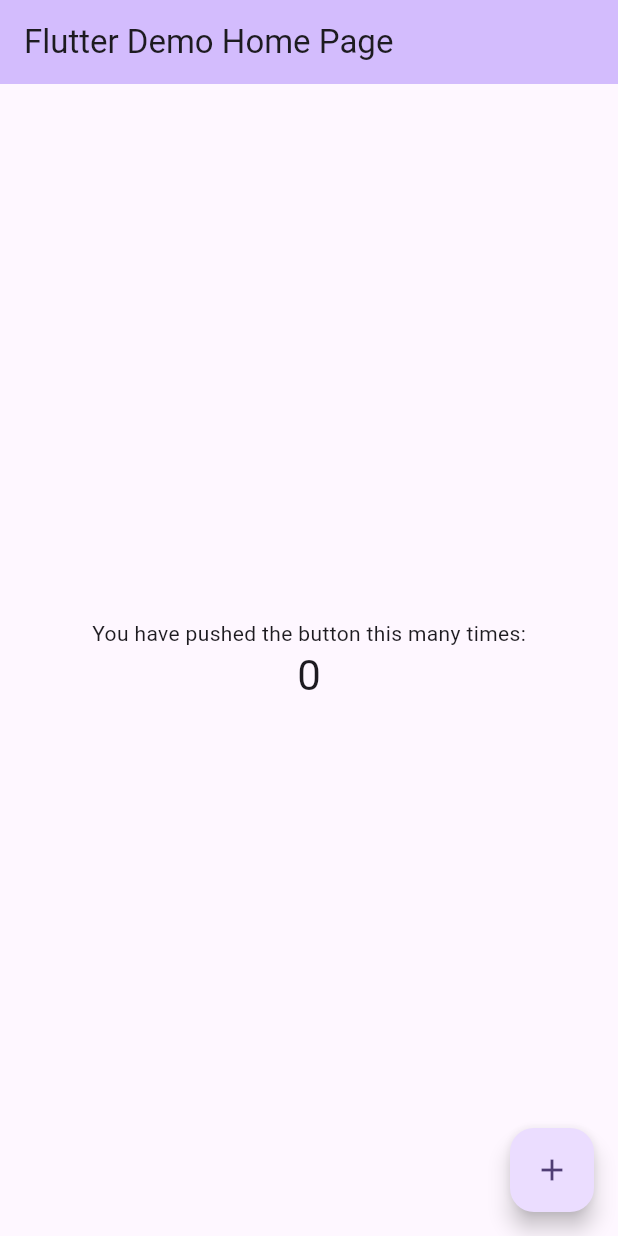
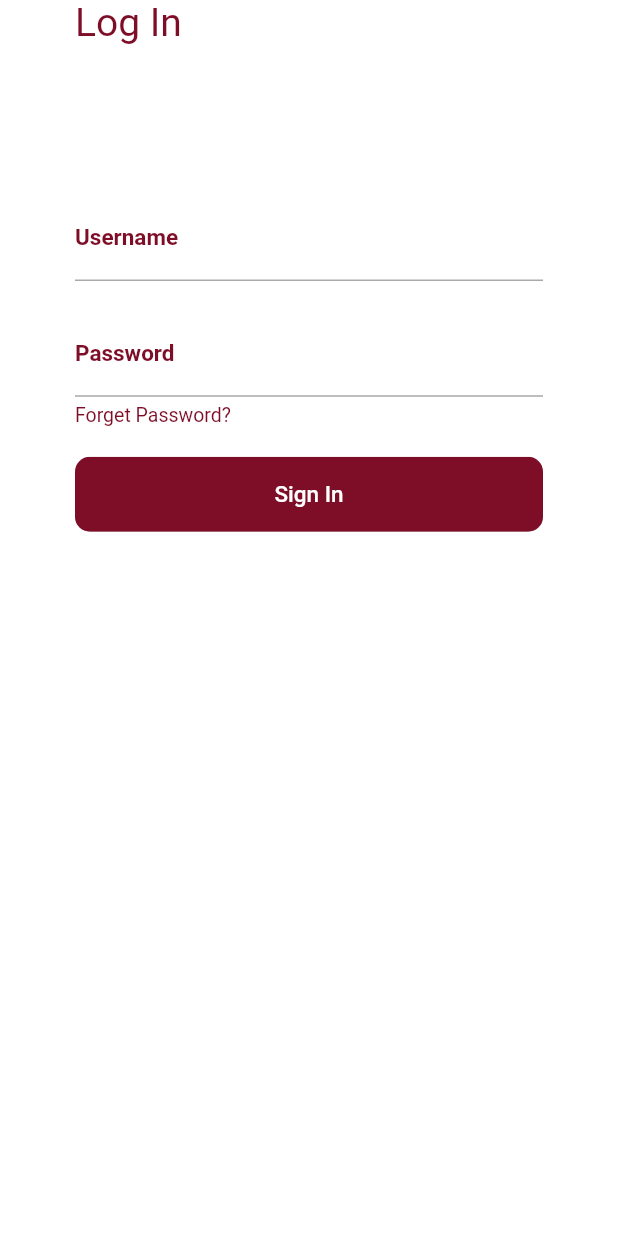
Before and after one commit to rosananana/stridesync-ui, a Flutter app: the screen it shows after launch, on a phone screen of 412 x 824 dp. Run offline on Flutter 3.47's test engine with Material 2 defaults, Android fonts, the phone set to English and light mode, and no system bars.

Commit message:
modified:   lib/main.dart 	new file:   lib/ui/homepage.dart 	new file:   lib/ui/login.dart

```diff
--- a/lib/main.dart
+++ b/lib/main.dart
@@ -1,4 +1,5 @@
 import 'package:flutter/material.dart';
+import 'ui/login.dart';
 
 void main() {
   runApp(const MyApp());
@@ -11,115 +12,40 @@ class MyApp extends StatelessWidget {
   @override
   Widget build(BuildContext context) {
     return MaterialApp(
-      title: 'Flutter Demo',
+      title: 'StrideSync',
       theme: ThemeData(
-        // This is the theme of your application.
-        //
-        // TRY THIS: Try running your application with "flutter run". You'll see
-        // the application has a blue toolbar. Then, without quitting the app,
-        // try changing the seedColor in the colorScheme below to Colors.green
-        // and then invoke "hot reload" (save your changes or press the "hot
-        // reload" button in a Flutter-supported IDE, or press "r" if you used
-        // the command line to start the app).
-        //
-        // Notice that the counter didn't reset back to zero; the application
-        // state is not lost during the reload. To reset the state, use hot
-        // restart instead.
-        //
-        // This works for code too, not just values: Most code changes can be
-        // tested with just a hot reload.
-        colorScheme: ColorScheme.fromSeed(seedColor: Colors.deepPurple),
-        useMaterial3: true,
+        colorScheme: ColorScheme.fromSeed(seedColor: Color.fromARGB(255, 126, 14, 39)),
       ),
-      home: const MyHomePage(title: 'Flutter Demo Home Page'),
+      home: const Login(),
     );
   }
 }
 
-class MyHomePage extends StatefulWidget {
-  const MyHomePage({super.key, required this.title});
-
-  // This widget is the home page of your application. It is stateful, meaning
-  // that it has a State object (defined below) that contains fields that affect
-  // how it looks.
-
-  // This class is the configuration for the state. It holds the values (in this
-  // case the title) provided by the parent (in this case the App widget) and
-  // used by the build method of the State. Fields in a Widget subclass are
-  // always marked "final".
-
-  final String title;
+class Login extends StatefulWidget {
+  const Login({super.key});
 
   @override
-  State<MyHomePage> createState() => _MyHomePageState();
+  State<Login> createState() => _Login();
 }
 
-class _MyHomePageState extends State<MyHomePage> {
-  int _counter = 0;
-
-  void _incrementCounter() {
-    setState(() {
-      // This call to setState tells the Flutter framework that something has
-      // changed in this State, which causes it to rerun the build method below
-      // so that the display can reflect the updated values. If we changed
-      // _counter without calling setState(), then the build method would not be
-      // called again, and so nothing would appear to happen.
-      _counter++;
-    });
-  }
+class _Login extends State<Login> {
+  PageController controller = PageController(initialPage: 0);
 
   @override
-  Widget build(BuildContext context) {
-    // This method is rerun every time setState is called, for instance as done
-    // by the _incrementCounter method above.
-    //
-    // The Flutter framework has been optimized to make rerunning build methods
-    // fast, so that you can just rebuild anything that needs updating rather
-    // than having to individually change instances of widgets.
+  Widget build(BuildContext context){
     return Scaffold(
-      appBar: AppBar(
-        // TRY THIS: Try changing the color here to a specific color (to
-        // Colors.amber, perhaps?) and trigger a hot reload to see the AppBar
-        // change color while the other colors stay the same.
-        backgroundColor: Theme.of(context).colorScheme.inversePrimary,
-        // Here we take the value from the MyHomePage object that was created by
-        // the App.build method, and use it to set our appbar title.
-        title: Text(widget.title),
+      body: PageView.builder(
+        physics: const NeverScrollableScrollPhysics(),
+        itemCount: 1,
+        controller: controller,
+        itemBuilder: (context, index) {
+          if (index == 0) { // add additional for forgot password? sign up?
+            return LoginScreen(
+              controller: controller,
+            );
+          }
+        },
       ),
-      body: Center(
-        // Center is a layout widget. It takes a single child and positions it
-        // in the middle of the parent.
-        child: Column(
-          // Column is also a layout widget. It takes a list of children and
-          // arranges them vertically. By default, it sizes itself to fit its
-          // children horizontally, and tries to be as tall as its parent.
-          //
-          // Column has various properties to control how it sizes itself and
-          // how it positions its children. Here we use mainAxisAlignment to
-          // center the children vertically; the main axis here is the vertical
-          // axis because Columns are vertical (the cross axis would be
-          // horizontal).
-          //
-          // TRY THIS: Invoke "debug painting" (choose the "Toggle Debug Paint"
-          // action in the IDE, or press "p" in the console), to see the
-          // wireframe for each widget.
-          mainAxisAlignment: MainAxisAlignment.center,
-          children: <Widget>[
-            const Text(
-              'You have pushed the button this many times:',
-            ),
-            Text(
-              '$_counter',
-              style: Theme.of(context).textTheme.headlineMedium,
-            ),
-          ],
-        ),
-      ),
-      floatingActionButton: FloatingActionButton(
-        onPressed: _incrementCounter,
-        tooltip: 'Increment',
-        child: const Icon(Icons.add),
-      ), // This trailing comma makes auto-formatting nicer for build methods.
     );
   }
 }
--- /dev/null
+++ b/lib/ui/login.dart
@@ -0,0 +1,134 @@
+import 'package:flutter/material.dart';
+import 'package:stridesync_ui/ui/homepage.dart';
+
+class LoginScreen extends StatefulWidget {
+  const LoginScreen({super.key, required this.controller});
+  final PageController controller;
+
+  @override
+  State<LoginScreen> createState() => _LoginScreenState();
+}
+
+class _LoginScreenState extends State<LoginScreen> {
+  final TextEditingController _userController = TextEditingController();
+  final TextEditingController _passController = TextEditingController();
+
+  @override
+  Widget build(BuildContext context) {
+    return Scaffold(
+      backgroundColor: Colors.white,
+      body: Column(
+        crossAxisAlignment: CrossAxisAlignment.start,
+        children: [
+          Padding(
+            padding: const EdgeInsets.symmetric(horizontal: 50),
+            child: Column(
+              textDirection: TextDirection.ltr,
+              crossAxisAlignment: CrossAxisAlignment.start,
+              children: [
+                const Text('Log In',
+                  style: TextStyle(
+                    color: Color.fromARGB(255, 126, 14, 39),
+                    fontSize: 26,
+                    fontWeight: FontWeight.w400,
+                  ),
+                ),
+
+                const SizedBox(
+                  height: 100,
+                ),
+
+                TextField(
+                  controller: _userController,
+                  textAlign: TextAlign.center,
+                  style: const TextStyle(
+                    color: Color(0xFF393939),
+                    fontSize: 15,
+                    fontWeight: FontWeight.w400,
+                  ),
+                  decoration: const InputDecoration(
+                    labelText: 'Username',
+                    labelStyle: TextStyle(
+                      color: Color.fromARGB(255, 126, 14, 39),
+                      fontSize: 15,
+                      fontWeight: FontWeight.w600,
+                    ),
+                  ),
+                ),
+
+                const SizedBox(
+                  height: 20,
+                ),
+
+                TextField(
+                  controller: _passController,
+                  textAlign: TextAlign.center,
+                  style: const TextStyle(
+                    color: Color(0xFF393939),
+                    fontSize: 15,
+                    fontWeight: FontWeight.w400,
+                  ),
+                  decoration: const InputDecoration(
+                    labelText: 'Password',
+                    labelStyle: TextStyle(
+                      color: Color.fromARGB(255, 126, 14, 39),
+                      fontSize: 15,
+                      fontWeight: FontWeight.w600,
+                    ),
+                  ),
+                ),
+
+                const SizedBox(
+                  height: 5,
+                ),
+
+                const Text(
+                  'Forget Password?',
+                  style: TextStyle(
+                    color: Color.fromARGB(255, 126, 14, 39),
+                    fontSize: 13,
+                    fontWeight: FontWeight.w400,
+                  ),
+                ),
+
+                const SizedBox(
+                  height: 20,
+                ),
+
+                Container(
+                  alignment: Alignment.center,
+                  child: ClipRRect(
+                    borderRadius: const BorderRadius.all(Radius.circular(10)),
+                    child: SizedBox(
+                      width: 315,
+                      height: 50,
+                      child: ElevatedButton(
+                        onPressed: () {
+                          Navigator.push(
+                            context,
+                            MaterialPageRoute(builder: (context) => const MyHomePage())
+                          );
+                        },
+                        style: ElevatedButton.styleFrom(
+                          backgroundColor: Color.fromARGB(255, 126, 14, 39),
+                        ),
+                        child: const Text(
+                          'Sign In',
+                          style: TextStyle(
+                            color: Colors.white,
+                            fontSize: 15,
+                            fontWeight: FontWeight.w500,
+                          ),
+                        ),
+                      ),
+                    ),
+                  ),
+                ),
+              ],
+            ),
+          ),
+        ],
+      ),
+    );
+  }
+}
```
Also changed, not shown: lib/ui/homepage.dart (added, +218 -0 lines).
